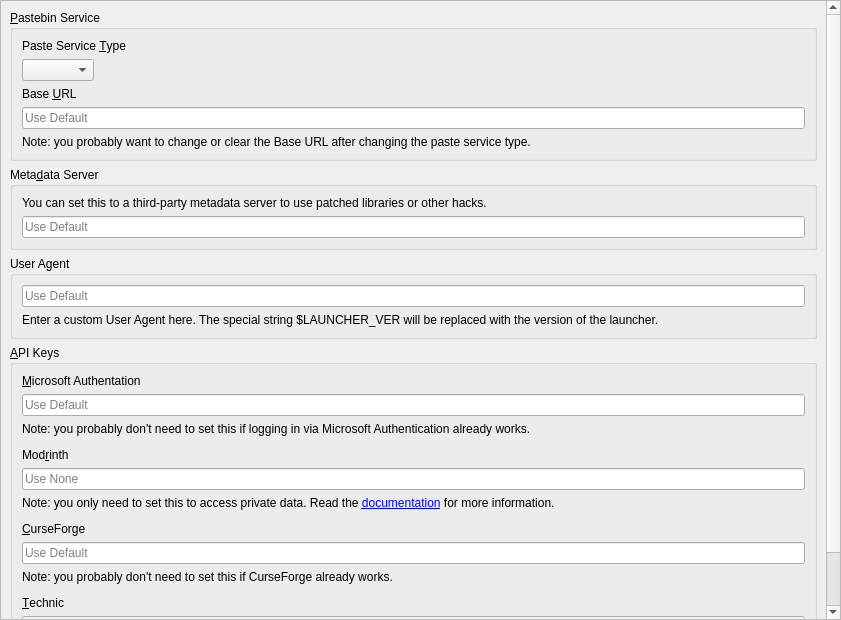
The window that launcher/ui/pages/global/APIPage.ui (FreesmTeam/FreesmLauncher) describes before a commit, drawn with Qt 5.
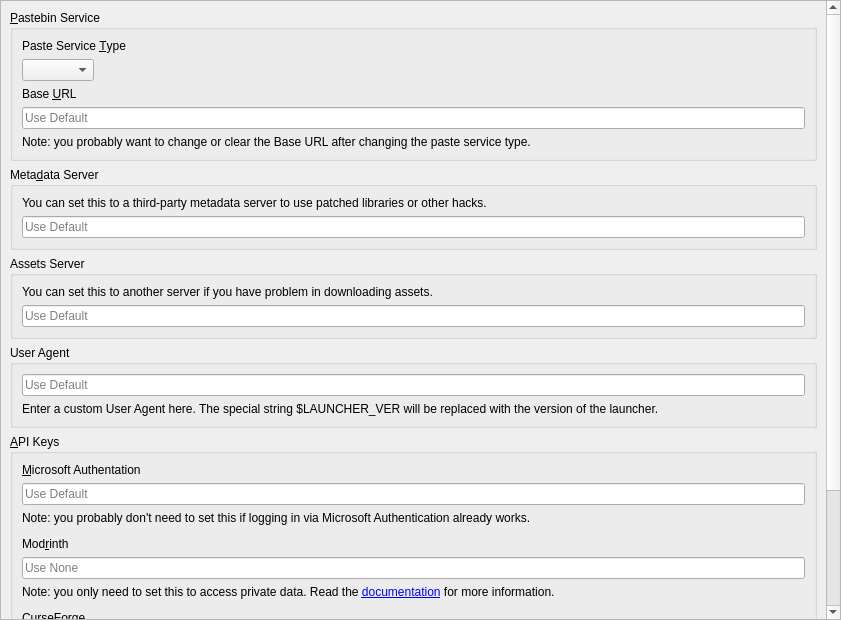
The same window after the commit.

Commit message: feat: add ability to change assets download server

Patch:
```diff
--- a/launcher/ui/pages/global/APIPage.ui
+++ b/launcher/ui/pages/global/APIPage.ui
@@ -129,6 +129,38 @@
          </layout>
         </widget>
        </item>
+       <item>
+        <widget class="QGroupBox" name="groupBox_assets">
+         <property name="title">
+          <string>Assets Server</string>
+         </property>
+         <layout class="QVBoxLayout" name="verticalLayout_6">
+          <item>
+           <widget class="QLabel" name="label_7">
+            <property name="text">
+             <string>You can set this to another server if you have problem in downloading assets.</string>
+            </property>
+            <property name="textFormat">
+             <enum>Qt::RichText</enum>
+            </property>
+            <property name="wordWrap">
+             <bool>true</bool>
+            </property>
+            <property name="openExternalLinks">
+             <bool>true</bool>
+            </property>
+           </widget>
+          </item>
+          <item>
+           <widget class="QLineEdit" name="resourceURL">
+            <property name="placeholderText">
+             <string>Use Default</string>
+            </property>
+           </widget>
+          </item>
+         </layout>
+        </widget>
+       </item>
        <item>
         <widget class="QGroupBox" name="groupBox_ua">
          <property name="minimumSize">
```
The commit also changes 5 other files.
